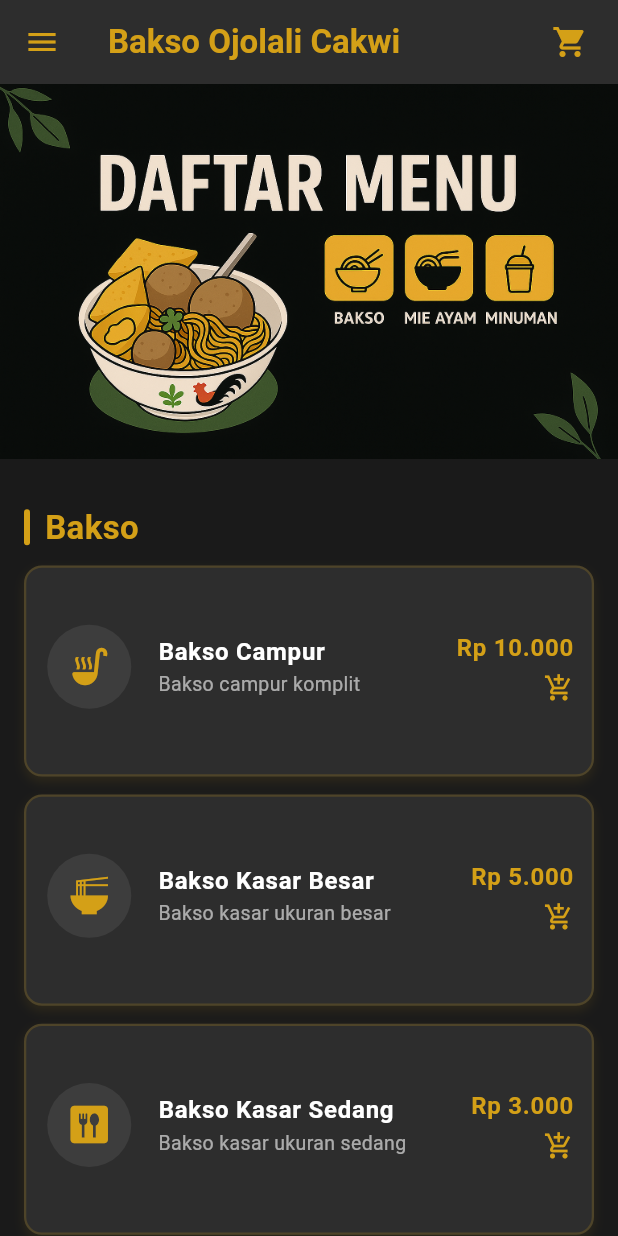
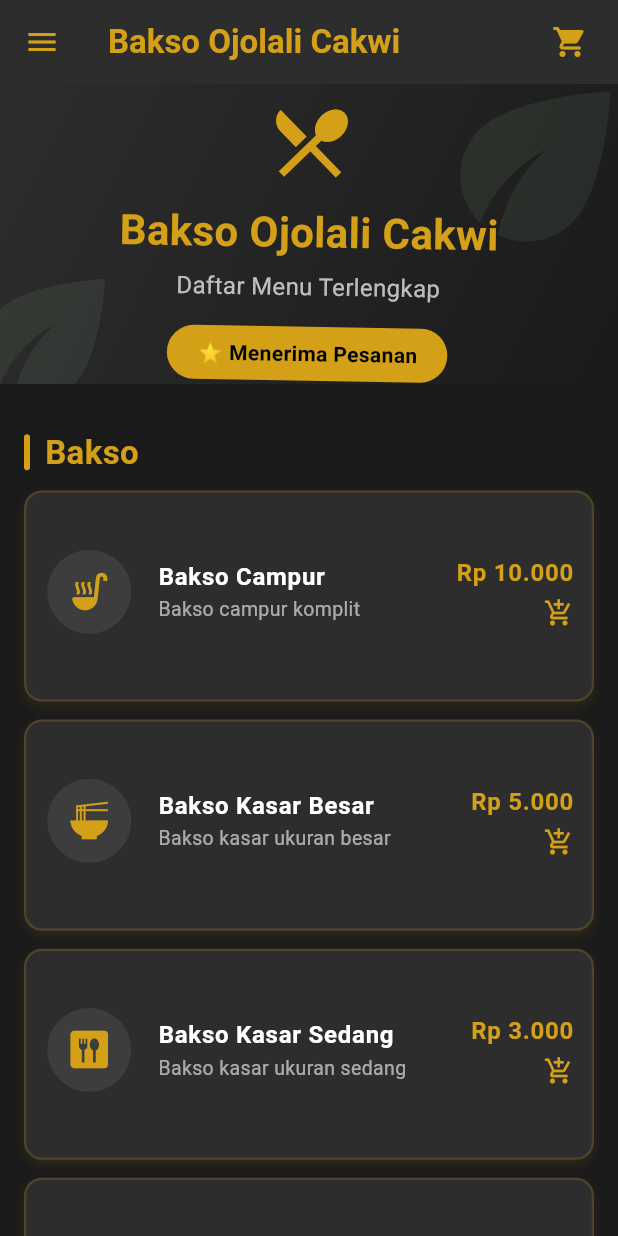
Before and after one commit to mnabilfs/warung_cakwi, a Flutter app: the screen it shows after launch, on a phone screen of 412 x 824 dp. Run offline on Flutter 3.47's test engine with Material 3 defaults, Android fonts, the light colour scheme and no system bars.

Commit message:
add demo view

```diff
--- a/lib/pages/landing_page.dart
+++ b/lib/pages/landing_page.dart
@@ -97,11 +97,8 @@ class _LandingPageState extends State<LandingPage> {
         child: Column(
           crossAxisAlignment: CrossAxisAlignment.start,
           children: [
-            const AppBanner(
-              backgroundImage:
-                  'assets/images/Menu Bakso dan Mie Ayam.png', // sesuaikan nama file
-            ),
-            const SizedBox(height: 20),
+            const AppBanner(),
+              const SizedBox(height: 20),
             MenuSection(
               title: 'Bakso',
               items: _baksoMenu,
--- a/lib/widgets/banner.dart
+++ b/lib/widgets/banner.dart
@@ -1,47 +1,109 @@
 import 'package:flutter/material.dart';
 
-/// Banner dengan custom background image
-class AppBanner extends StatelessWidget {
-  final String? backgroundImage;
-  final double height;
-  final BoxFit fit;
+/// Banner dengan ANIMASI EKSPLISIT floating effect
+class AppBanner extends StatefulWidget {
+  const AppBanner({super.key});
 
-  const AppBanner({
-    super.key,
-    this.backgroundImage,
-    this.height = 250,
-    this.fit = BoxFit.cover,
-  });
+  @override
+  State<AppBanner> createState() => _AppBannerState();
+}
+
+class _AppBannerState extends State<AppBanner> with SingleTickerProviderStateMixin {
+  late AnimationController _controller;
+  late Animation<double> _floatAnimation;
+  late Animation<double> _rotateAnimation;
+
+  @override
+  void initState() {
+    super.initState();
+
+    _controller = AnimationController(
+      duration: const Duration(seconds: 3),
+      vsync: this,
+    )..repeat(reverse: true);
+
+    _floatAnimation = Tween<double>(begin: -10.0, end: 10.0).animate(
+      CurvedAnimation(parent: _controller, curve: Curves.easeInOut),
+    );
+
+    _rotateAnimation = Tween<double>(begin: -0.05, end: 0.05).animate(
+      CurvedAnimation(parent: _controller, curve: Curves.easeInOut),
+    );
+  }
+
+  @override
+  void dispose() {
+    _controller.dispose();
+    super.dispose();
+  }
 
   @override
   Widget build(BuildContext context) {
     return Container(
       width: double.infinity,
-      height: height,
+      height: 200,
       decoration: BoxDecoration(
-        color: const Color(0xFF2D2D2D),
-        image: backgroundImage != null
-            ? DecorationImage(
-                image: AssetImage(backgroundImage!),
-                fit: fit,
-              )
-            : null,
+        gradient: LinearGradient(
+          colors: [const Color(0xFF2D2D2D), const Color(0xFF1A1A1A)],
+          begin: Alignment.topLeft,
+          end: Alignment.bottomRight,
+        ),
       ),
-      child: backgroundImage == null
-          ? Center(
-              child: Column(
-                mainAxisAlignment: MainAxisAlignment.center,
-                children: const [
-                  Icon(Icons.image, size: 80, color: Colors.white24),
-                  SizedBox(height: 10),
-                  Text(
-                    'Tambahkan gambar banner',
-                    style: TextStyle(color: Colors.white38, fontSize: 16),
+      child: Stack(
+        children: [
+          Positioned(
+            top: -20,
+            right: -20,
+            child: Icon(Icons.eco, size: 150, color: const Color(0xFF8FBC8F).withOpacity(0.1)),
+          ),
+          Positioned(
+            bottom: -30,
+            left: -30,
+            child: Icon(Icons.eco, size: 120, color: const Color(0xFF8FBC8F).withOpacity(0.1)),
+          ),
+          Center(
+            child: AnimatedBuilder(
+              animation: _controller,
+              builder: (context, child) {
+                return Transform.translate(
+                  offset: Offset(0, _floatAnimation.value),
+                  child: Transform.rotate(
+                    angle: _rotateAnimation.value,
+                    child: Column(
+                      mainAxisAlignment: MainAxisAlignment.center,
+                      children: [
+                        const Icon(Icons.restaurant_menu, size: 60, color: Color(0xFFD4A017)),
+                        const SizedBox(height: 10),
+                        const Text(
+                          'Bakso Ojolali Cakwi',
+                          style: TextStyle(fontSize: 28, fontWeight: FontWeight.bold, color: Color(0xFFD4A017)),
+                        ),
+                        const SizedBox(height: 5),
+                        const Text(
+                          'Daftar Menu Terlengkap',
+                          style: TextStyle(fontSize: 16, color: Colors.white70),
+                        ),
+                        const SizedBox(height: 15),
+                        Container(
+                          padding: const EdgeInsets.symmetric(horizontal: 20, vertical: 8),
+                          decoration: BoxDecoration(
+                            color: const Color(0xFFD4A017),
+                            borderRadius: BorderRadius.circular(20),
+                          ),
+                          child: const Text(
+                            '⭐ Menerima Pesanan',
+                            style: TextStyle(color: Colors.black, fontWeight: FontWeight.bold),
+                          ),
+                        ),
+                      ],
+                    ),
                   ),
-                ],
-              ),
-            )
-          : null,
+                );
+              },
+            ),
+          ),
+        ],
+      ),
     );
   }
 }
```
